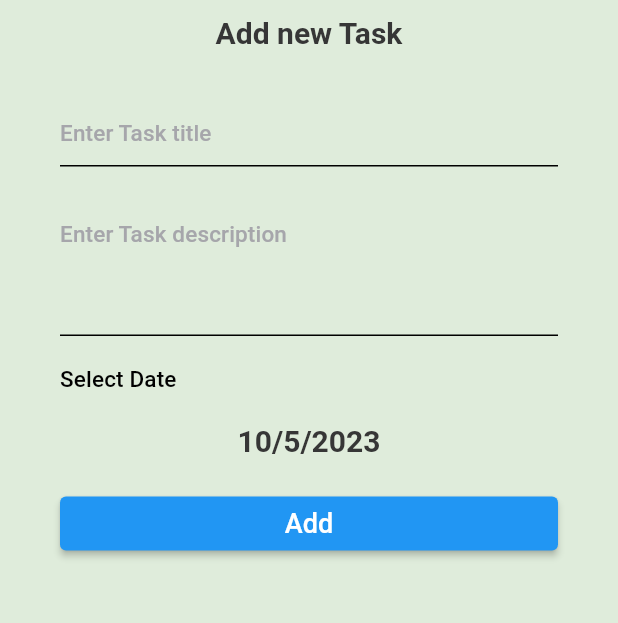
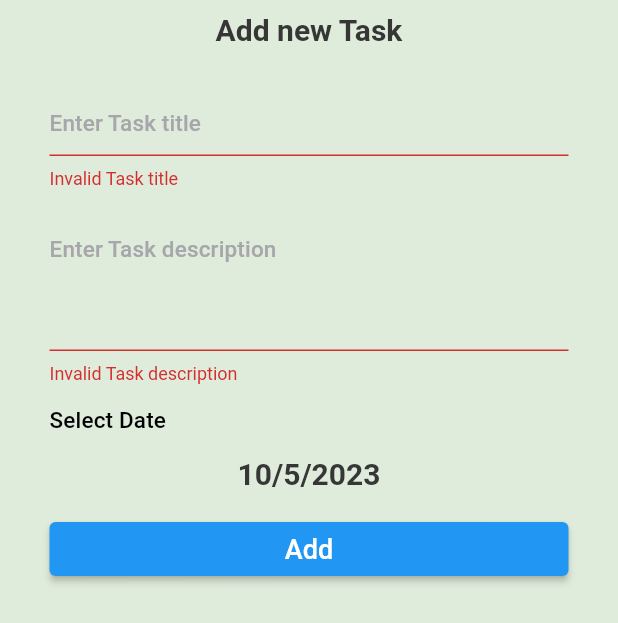
Before and after one commit to AtefMMO/To_Do_App, a Flutter app: the AddTaskScreen widget shown alone on an empty page, opened directly, after a tap on "Add", on a phone screen of 412 x 824 dp. Shown: the top 623 px of the screen. Run offline on Flutter 3.47's test engine with Material 2 defaults, Android fonts, the phone set to English and light mode, and no system bars; our stand-ins replace calendar_timeline.

Commit message:
finished the task validation to ensure task have data added calendar to task list using calendar timeline package

```diff
--- a/lib/home_screen/add_task_screen.dart
+++ b/lib/home_screen/add_task_screen.dart
@@ -8,10 +8,11 @@ class AddTaskScreen extends StatefulWidget {
 
 class _AddTaskScreenState extends State<AddTaskScreen> {
   @override
-  DateTime selectedDate=DateTime.now();
+  var formKey=GlobalKey<FormState>();
+  DateTime selectedDate = DateTime.now();
   Widget build(BuildContext context) {
     return Container(
-      padding: EdgeInsets.all(10),
+      padding: EdgeInsets.all(8),
       child: Column(
         children: [
           Text(
@@ -19,8 +20,9 @@ class _AddTaskScreenState extends State<AddTaskScreen> {
             style: Theme.of(context).textTheme.titleMedium,
           ),
           Padding(
-              padding: EdgeInsets.all(30),
+              padding: EdgeInsets.all(25),
               child: Form(
+                key:formKey ,
                 child: Column(
                   crossAxisAlignment: CrossAxisAlignment.stretch,
                   children: [
@@ -30,11 +32,16 @@ class _AddTaskScreenState extends State<AddTaskScreen> {
                         hintStyle: Theme.of(context).textTheme.titleSmall,
                         enabledBorder: UnderlineInputBorder(
                             borderSide:
-                                BorderSide(width: 1, color: Colors.black)),
+                                BorderSide(width: 1, color: Colors.black))
                       ),
+                      validator: (value) {
+                        if(value==null||value.isEmpty){
+                          return 'Invalid Task title';
+                        }
+                      },
                     ),
                     SizedBox(
-                      height: 20,
+                      height: 15,
                     ),
                     TextFormField(
                       decoration: InputDecoration(
@@ -45,9 +52,14 @@ class _AddTaskScreenState extends State<AddTaskScreen> {
                                 BorderSide(width: 1, color: Colors.black)),
                       ),
                       maxLines: 3,
+                      validator: (value) {
+                        if(value==null||value.isEmpty){
+                          return 'Invalid Task description';
+                        }
+                      },
                     ),
                     Padding(
-                      padding: const EdgeInsets.only(top: 20),
+                      padding: const EdgeInsets.only(top: 15),
                       child: Text(
                         'Select Date',
                         style: Theme.of(context)
@@ -61,7 +73,7 @@ class _AddTaskScreenState extends State<AddTaskScreen> {
                         showCalender();
                       },
                       child: Padding(
-                        padding: const EdgeInsets.only(top: 20),
+                        padding: const EdgeInsets.only(top: 15),
                         child: Text(
                           '${selectedDate.month}/${selectedDate.day}/${selectedDate.year}',
                           textAlign: TextAlign.center,
@@ -70,9 +82,11 @@ class _AddTaskScreenState extends State<AddTaskScreen> {
                       ),
                     ),
                     Padding(
-                      padding: const EdgeInsets.only(top: 20),
+                      padding: const EdgeInsets.only(top: 15),
                       child: ElevatedButton(
-                          onPressed: () {},
+                          onPressed: () {
+                            addTask();
+                          },
                           child: Text(
                             'Add',
                             style: TextStyle(fontSize: 18),
@@ -86,16 +100,20 @@ class _AddTaskScreenState extends State<AddTaskScreen> {
     );
   }
 
-  void showCalender() async{
-   var choosenDate=await showDatePicker(
+  void showCalender() async {
+    var chosenDate = await showDatePicker(
         context: context,
         initialDate: DateTime.now(),
         firstDate: DateTime.now(),
         lastDate: DateTime.now().add(Duration(days: 365)));
-   if(choosenDate!=null){
-    selectedDate=choosenDate;}
-   setState(() {
+    if (chosenDate != null) {
+      selectedDate = chosenDate;
+    }
+    setState(() {});
+  }
+  void addTask(){
+    if(formKey.currentState!.validate()){
 
-   });
+    }
   }
 }
--- a/pubspec.yaml
+++ b/pubspec.yaml
@@ -30,7 +30,7 @@ environment:
 dependencies:
   flutter:
     sdk: flutter
-
+  calendar_timeline: ^1.1.2
 
   # The following adds the Cupertino Icons font to your application.
   # Use with the CupertinoIcons class for iOS style icons.
```
Also changed, not shown: lib/list_tap/list_screen.dart (+22 -2 lines), pubspec.lock.
